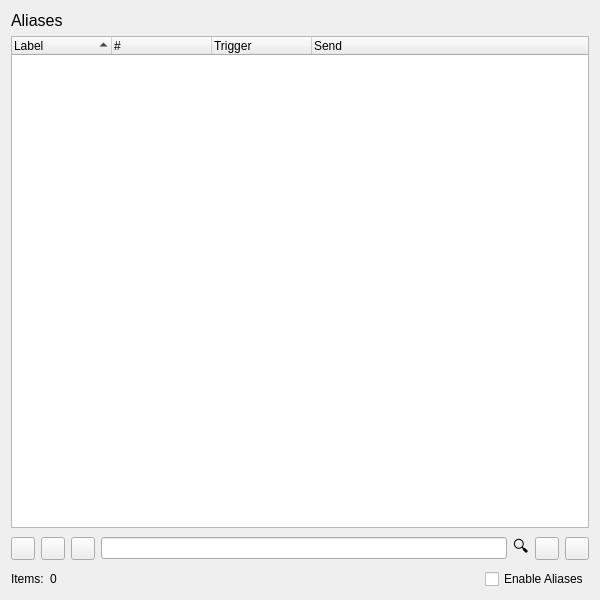
jnbooth/smushclient, file smushclient-qt/cpp/ui/prefs/aliases.ui: the form before one commit.
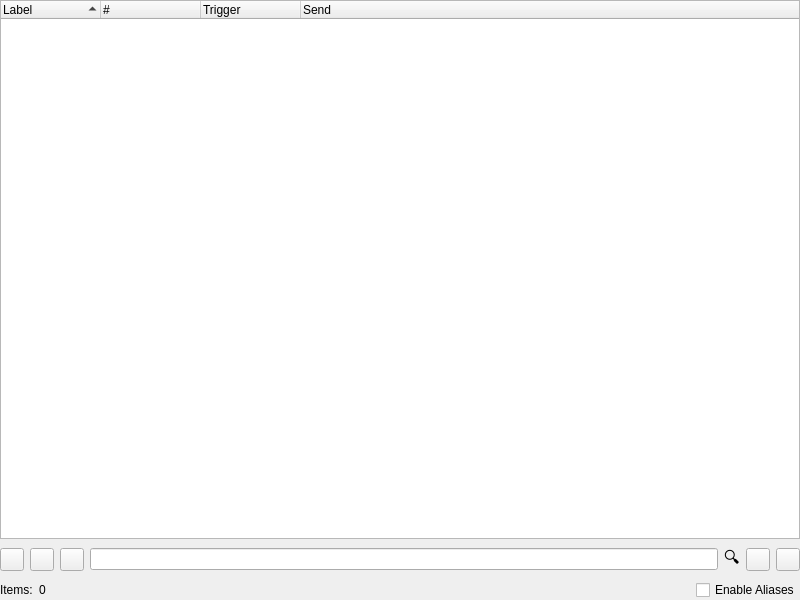
The form after the commit. Icons and pictures are not drawn.

What changed in the file:
```diff
--- a/smushclient-qt/cpp/ui/prefs/aliases.ui
+++ b/smushclient-qt/cpp/ui/prefs/aliases.ui
@@ -6,7 +6,7 @@
    <rect>
     <x>0</x>
     <y>0</y>
-    <width>600</width>
+    <width>800</width>
     <height>600</height>
    </rect>
   </property>
@@ -14,24 +14,18 @@
    <string>Dialog</string>
   </property>
   <layout class="QVBoxLayout" name="verticalLayout">
-   <item>
-    <widget class="QLabel" name="label_title">
-     <property name="sizePolicy">
-      <sizepolicy hsizetype="Preferred" vsizetype="Fixed">
-       <horstretch>0</horstretch>
-       <verstretch>0</verstretch>
-      </sizepolicy>
-     </property>
-     <property name="font">
-      <font>
-       <pointsize>12</pointsize>
-      </font>
-     </property>
-     <property name="text">
-      <string>Aliases</string>
-     </property>
-    </widget>
-   </item>
+   <property name="leftMargin">
+    <number>0</number>
+   </property>
+   <property name="topMargin">
+    <number>0</number>
+   </property>
+   <property name="rightMargin">
+    <number>0</number>
+   </property>
+   <property name="bottomMargin">
+    <number>0</number>
+   </property>
    <item>
     <widget class="QTreeWidget" name="tree">
      <property name="dragEnabled">
```
